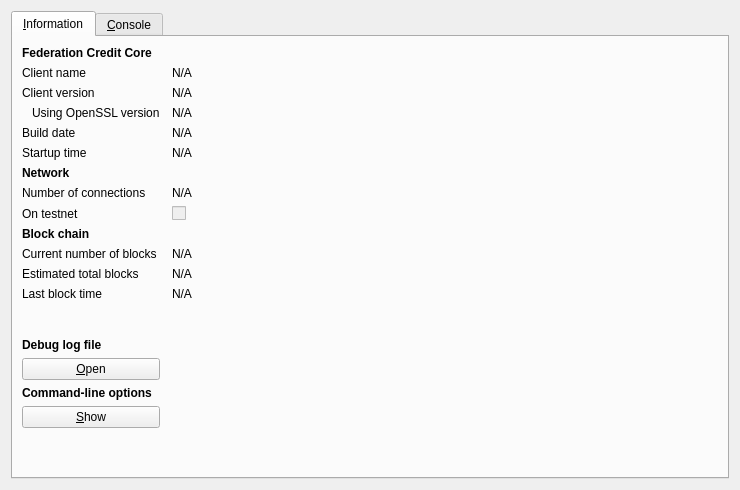
The window that src/qt/forms/rpcconsole.ui (scificryptocoin/Federation-Credits) describes before a commit, drawn with Qt 5.
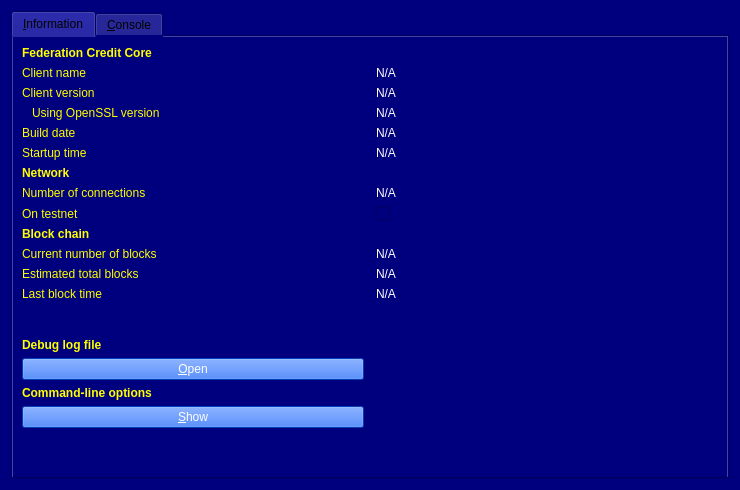
The same window after the commit. The open tabs and pages were chosen to show the change. Icons and pictures are not drawn.

```diff
--- a/src/qt/forms/rpcconsole.ui
+++ b/src/qt/forms/rpcconsole.ui
@@ -13,6 +13,10 @@
   <property name="windowTitle">
    <string>Federation Credit - Debug window</string>
   </property>
+  <property name="styleSheet">
+   <string notr="true">background-color: rgb(0, 0, 127);
+</string>
+  </property>
   <layout class="QVBoxLayout" name="verticalLayout_2">
    <item>
     <widget class="QTabWidget" name="tabWidget">
@@ -23,35 +27,31 @@
       <attribute name="title">
        <string>&amp;Information</string>
       </attribute>
-      <layout class="QGridLayout" name="gridLayout" columnstretch="0,1">
+      <layout class="QGridLayout" name="gridLayout" columnstretch="0,0">
        <property name="horizontalSpacing">
         <number>12</number>
        </property>
-       <item row="0" column="0">
-        <widget class="QLabel" name="label_9">
-         <property name="font">
-          <font>
-           <weight>75</weight>
-           <bold>true</bold>
-          </font>
+       <item row="18" column="0">
+        <spacer name="verticalSpacer">
+         <property name="orientation">
+          <enum>Qt::Vertical</enum>
          </property>
-         <property name="text">
-          <string>Federation Credit Core</string>
+         <property name="sizeHint" stdset="0">
+          <size>
+           <width>20</width>
+           <height>40</height>
+          </size>
          </property>
-        </widget>
-       </item>
-       <item row="1" column="0">
-        <widget class="QLabel" name="label_5">
-         <property name="text">
-          <string>Client name</string>
-         </property>
-        </widget>
+        </spacer>
        </item>
        <item row="1" column="1">
         <widget class="QLabel" name="clientName">
          <property name="cursor">
           <cursorShape>IBeamCursor</cursorShape>
          </property>
+         <property name="styleSheet">
+          <string notr="true">color: rgb(255, 255, 255);</string>
+         </property>
          <property name="text">
           <string>N/A</string>
          </property>
@@ -63,17 +63,69 @@
          </property>
         </widget>
        </item>
-       <item row="2" column="0">
-        <widget class="QLabel" name="label_6">
+       <item row="8" column="0">
+        <widget class="QLabel" name="label_8">
+         <property name="styleSheet">
+          <string notr="true">color: rgb(255, 255, 0);</string>
+         </property>
          <property name="text">
-          <string>Client version</string>
+          <string>On testnet</string>
          </property>
         </widget>
        </item>
-       <item row="2" column="1">
-        <widget class="QLabel" name="clientVersion">
+       <item row="4" column="1">
+        <widget class="QLabel" name="buildDate">
          <property name="cursor">
           <cursorShape>IBeamCursor</cursorShape>
+         </property>
+         <property name="styleSheet">
+          <string notr="true">color: rgb(255, 255, 255);</string>
+         </property>
+         <property name="text">
+          <string>N/A</string>
+         </property>
+         <property name="textFormat">
+          <enum>Qt::PlainText</enum>
+         </property>
+         <property name="textInteractionFlags">
+          <set>Qt::LinksAccessibleByMouse|Qt::TextSelectableByKeyboard|Qt::TextSelectableByMouse</set>
+         </property>
+        </widget>
+       </item>
+       <item row="12" column="0">
+        <widget class="QLabel" name="label_2">
+         <property name="styleSheet">
+          <string notr="true">color: rgb(255, 255, 0);</string>
+         </property>
+         <property name="text">
+          <string>Last block time</string>
+         </property>
+        </widget>
+       </item>
+       <item row="17" column="0">
+        <widget class="QPushButton" name="showCLOptionsButton">
+         <property name="toolTip">
+          <string>Show the Blakecoin-Qt help message to get a list with possible Bitcoin command-line options.</string>
+         </property>
+         <property name="styleSheet">
+          <string notr="true">background-color: rgb(0, 85, 255);
+color: rgb(255, 255, 255);</string>
+         </property>
+         <property name="text">
+          <string>&amp;Show</string>
+         </property>
+         <property name="autoDefault">
+          <bool>false</bool>
+         </property>
+        </widget>
+       </item>
+       <item row="5" column="1">
+        <widget class="QLabel" name="startupTime">
+         <property name="cursor">
+          <cursorShape>IBeamCursor</cursorShape>
+         </property>
+         <property name="styleSheet">
+          <string notr="true">color: rgb(255, 255, 255);</string>
          </property>
          <property name="text">
           <string>N/A</string>
@@ -88,6 +140,9 @@
        </item>
        <item row="3" column="0">
         <widget class="QLabel" name="label_14">
+         <property name="styleSheet">
+          <string notr="true">color: rgb(255, 255, 0);</string>
+         </property>
          <property name="text">
           <string>Using OpenSSL version</string>
          </property>
@@ -96,11 +151,107 @@
          </property>
         </widget>
        </item>
+       <item row="10" column="1">
+        <widget class="QLabel" name="numberOfBlocks">
+         <property name="cursor">
+          <cursorShape>IBeamCursor</cursorShape>
+         </property>
+         <property name="styleSheet">
+          <string notr="true">color: rgb(255, 255, 255);</string>
+         </property>
+         <property name="text">
+          <string>N/A</string>
+         </property>
+         <property name="textFormat">
+          <enum>Qt::PlainText</enum>
+         </property>
+         <property name="textInteractionFlags">
+          <set>Qt::LinksAccessibleByMouse|Qt::TextSelectableByKeyboard|Qt::TextSelectableByMouse</set>
+         </property>
+        </widget>
+       </item>
+       <item row="10" column="0">
+        <widget class="QLabel" name="label_3">
+         <property name="styleSheet">
+          <string notr="true">color: rgb(255, 255, 0);</string>
+         </property>
+         <property name="text">
+          <string>Current number of blocks</string>
+         </property>
+        </widget>
+       </item>
        <item row="3" column="1">
         <widget class="QLabel" name="openSSLVersion">
          <property name="cursor">
           <cursorShape>IBeamCursor</cursorShape>
          </property>
+         <property name="styleSheet">
+          <string notr="true">color: rgb(255, 255, 255);</string>
+         </property>
+         <property name="text">
+          <string>N/A</string>
+         </property>
+         <property name="textFormat">
+          <enum>Qt::PlainText</enum>
+         </property>
+         <property name="textInteractionFlags">
+          <set>Qt::LinksAccessibleByMouse|Qt::TextSelectableByKeyboard|Qt::TextSelectableByMouse</set>
+         </property>
+        </widget>
+       </item>
+       <item row="1" column="0">
+        <widget class="QLabel" name="label_5">
+         <property name="styleSheet">
+          <string notr="true">color: rgb(255, 255, 0);</string>
+         </property>
+         <property name="text">
+          <string>Client name</string>
+         </property>
+        </widget>
+       </item>
+       <item row="11" column="1">
+        <widget class="QLabel" name="totalBlocks">
+         <property name="cursor">
+          <cursorShape>IBeamCursor</cursorShape>
+         </property>
+         <property name="styleSheet">
+          <string notr="true">color: rgb(255, 255, 255);</string>
+         </property>
+         <property name="text">
+          <string>N/A</string>
+         </property>
+         <property name="textFormat">
+          <enum>Qt::PlainText</enum>
+         </property>
+         <property name="textInteractionFlags">
+          <set>Qt::LinksAccessibleByMouse|Qt::TextSelectableByKeyboard|Qt::TextSelectableByMouse</set>
+         </property>
+        </widget>
+       </item>
+       <item row="14" column="0">
+        <widget class="QLabel" name="labelDebugLogfile">
+         <property name="font">
+          <font>
+           <weight>75</weight>
+           <bold>true</bold>
+          </font>
+         </property>
+         <property name="styleSheet">
+          <string notr="true">color: rgb(255, 255, 0);</string>
+         </property>
+         <property name="text">
+          <string>Debug log file</string>
+         </property>
+        </widget>
+       </item>
+       <item row="7" column="1">
+        <widget class="QLabel" name="numberOfConnections">
+         <property name="cursor">
+          <cursorShape>IBeamCursor</cursorShape>
+         </property>
+         <property name="styleSheet">
+          <string notr="true">color: rgb(255, 255, 255);</string>
+         </property>
          <property name="text">
           <string>N/A</string>
          </property>
@@ -114,16 +265,22 @@
        </item>
        <item row="4" column="0">
         <widget class="QLabel" name="label_12">
+         <property name="styleSheet">
+          <string notr="true">color: rgb(255, 255, 0);</string>
+         </property>
          <property name="text">
           <string>Build date</string>
          </property>
         </widget>
        </item>
-       <item row="4" column="1">
-        <widget class="QLabel" name="buildDate">
+       <item row="12" column="1">
+        <widget class="QLabel" name="lastBlockTime">
          <property name="cursor">
           <cursorShape>IBeamCursor</cursorShape>
          </property>
+         <property name="styleSheet">
+          <string notr="true">color: rgb(255, 255, 255);</string>
+         </property>
          <property name="text">
           <string>N/A</string>
          </property>
@@ -137,16 +294,71 @@
        </item>
        <item row="5" column="0">
         <widget class="QLabel" name="label_13">
+         <property name="styleSheet">
+          <string notr="true">color: rgb(255, 255, 0);</string>
+         </property>
          <property name="text">
           <string>Startup time</string>
          </property>
         </widget>
        </item>
-       <item row="5" column="1">
-        <widget class="QLabel" name="startupTime">
+       <item row="8" column="1">
+        <widget class="QCheckBox" name="isTestNet">
+         <property name="enabled">
+          <bool>false</bool>
+         </property>
+         <property name="text">
+          <string/>
+         </property>
+        </widget>
+       </item>
+       <item row="13" column="0">
+        <spacer name="verticalSpacer_2">
+         <property name="orientation">
+          <enum>Qt::Vertical</enum>
+         </property>
+         <property name="sizeHint" stdset="0">
+          <size>
+           <width>20</width>
+           <height>20</height>
+          </size>
+         </property>
+        </spacer>
+       </item>
+       <item row="2" column="0">
+        <widget class="QLabel" name="label_6">
+         <property name="styleSheet">
+          <string notr="true">color: rgb(255, 255, 0);</string>
+         </property>
+         <property name="text">
+          <string>Client version</string>
+         </property>
+        </widget>
+       </item>
+       <item row="16" column="0">
+        <widget class="QLabel" name="labelCLOptions">
+         <property name="font">
+          <font>
+           <weight>75</weight>
+           <bold>true</bold>
+          </font>
+         </property>
+         <property name="styleSheet">
+          <string notr="true">color: rgb(255, 255, 0);</string>
+         </property>
+         <property name="text">
+          <string>Command-line options</string>
+         </property>
+        </widget>
+       </item>
+       <item row="2" column="1">
+        <widget class="QLabel" name="clientVersion">
          <property name="cursor">
           <cursorShape>IBeamCursor</cursorShape>
          </property>
+         <property name="styleSheet">
+          <string notr="true">color: rgb(255, 255, 255);</string>
+         </property>
          <property name="text">
           <string>N/A</string>
          </property>
@@ -166,6 +378,9 @@
            <bold>true</bold>
           </font>
          </property>
+         <property name="styleSheet">
+          <string notr="true">color: rgb(255, 255, 0);</string>
+         </property>
          <property name="text">
           <string>Network</string>
          </property>
@@ -173,44 +388,14 @@
        </item>
        <item row="7" column="0">
         <widget class="QLabel" name="label_7">
+         <property name="styleSheet">
+          <string notr="true">color: rgb(255, 255, 0);</string>
+         </property>
          <property name="text">
           <string>Number of connections</string>
          </property>
         </widget>
        </item>
-       <item row="7" column="1">
-        <widget class="QLabel" name="numberOfConnections">
-         <property name="cursor">
-          <cursorShape>IBeamCursor</cursorShape>
-         </property>
-         <property name="text">
-          <string>N/A</string>
-         </property>
-         <property name="textFormat">
-          <enum>Qt::PlainText</enum>
-         </property>
-         <property name="textInteractionFlags">
-          <set>Qt::LinksAccessibleByMouse|Qt::TextSelectableByKeyboard|Qt::TextSelectableByMouse</set>
-         </property>
-        </widget>
-       </item>
-       <item row="8" column="0">
-        <widget class="QLabel" name="label_8">
-         <property name="text">
-          <string>On testnet</string>
-         </property>
-        </widget>
-       </item>
-       <item row="8" column="1">
-        <widget class="QCheckBox" name="isTestNet">
-         <property name="enabled">
-          <bool>false</bool>
-         </property>
-         <property name="text">
-          <string/>
-         </property>
-        </widget>
-       </item>
        <item row="9" column="0">
         <widget class="QLabel" name="label_10">
          <property name="font">
@@ -219,103 +404,27 @@
            <bold>true</bold>
           </font>
          </property>
+         <property name="styleSheet">
+          <string notr="true">color: rgb(255, 255, 0);</string>
+         </property>
          <property name="text">
           <string>Block chain</string>
          </property>
         </widget>
        </item>
-       <item row="10" column="0">
-        <widget class="QLabel" name="label_3">
-         <property name="text">
-          <string>Current number of blocks</string>
-         </property>
-        </widget>
-       </item>
-       <item row="10" column="1">
-        <widget class="QLabel" name="numberOfBlocks">
-         <property name="cursor">
-          <cursorShape>IBeamCursor</cursorShape>
-         </property>
-         <property name="text">
-          <string>N/A</string>
-         </property>
-         <property name="textFormat">
-          <enum>Qt::PlainText</enum>
-         </property>
-         <property name="textInteractionFlags">
-          <set>Qt::LinksAccessibleByMouse|Qt::TextSelectableByKeyboard|Qt::TextSelectableByMouse</set>
-         </property>
-        </widget>
-       </item>
-       <item row="11" column="0">
-        <widget class="QLabel" name="label_4">
-         <property name="text">
-          <string>Estimated total blocks</string>
-         </property>
-        </widget>
-       </item>
-       <item row="11" column="1">
-        <widget class="QLabel" name="totalBlocks">
-         <property name="cursor">
-          <cursorShape>IBeamCursor</cursorShape>
-         </property>
-         <property name="text">
-          <string>N/A</string>
-         </property>
-         <property name="textFormat">
-          <enum>Qt::PlainText</enum>
-         </property>
-         <property name="textInteractionFlags">
-          <set>Qt::LinksAccessibleByMouse|Qt::TextSelectableByKeyboard|Qt::TextSelectableByMouse</set>
-         </property>
-        </widget>
-       </item>
-       <item row="12" column="0">
-        <widget class="QLabel" name="label_2">
-         <property name="text">
-          <string>Last block time</string>
-         </property>
-        </widget>
-       </item>
-       <item row="12" column="1">
-        <widget class="QLabel" name="lastBlockTime">
-         <property name="cursor">
-          <cursorShape>IBeamCursor</cursorShape>
-         </property>
-         <property name="text">
-          <string>N/A</string>
-         </property>
-         <property name="textFormat">
-          <enum>Qt::PlainText</enum>
-         </property>
-         <property name="textInteractionFlags">
-          <set>Qt::LinksAccessibleByMouse|Qt::TextSelectableByKeyboard|Qt::TextSelectableByMouse</set>
-         </property>
-        </widget>
-       </item>
-       <item row="13" column="0">
-        <spacer name="verticalSpacer_2">
-         <property name="orientation">
-          <enum>Qt::Vertical</enum>
-         </property>
-         <property name="sizeHint" stdset="0">
-          <size>
-           <width>20</width>
-           <height>20</height>
-          </size>
-         </property>
-        </spacer>
-       </item>
-       <item row="14" column="0">
-        <widget class="QLabel" name="labelDebugLogfile">
+       <item row="0" column="0">
+        <widget class="QLabel" name="label_9">
          <property name="font">
           <font>
            <weight>75</weight>
            <bold>true</bold>
           </font>
          </property>
+         <property name="styleSheet">
+          <string notr="true">color: rgb(255, 255, 0);</string>
+         </property>
          <property name="text">
-          <string>Debug log file</string>
+          <string>Federation Credit Core</string>
          </property>
         </widget>
        </item>
@@ -324,6 +433,10 @@
          <property name="toolTip">
           <string>Open the Blakecoin debug log file from the current data directory. This can take a few seconds for large log files.</string>
          </property>
+         <property name="styleSheet">
+          <string notr="true">background-color: rgb(0, 85, 255);
+color: rgb(255, 255, 255);</string>
+         </property>
          <property name="text">
           <string>&amp;Open</string>
          </property>
@@ -332,45 +445,16 @@
          </property>
         </widget>
        </item>
-       <item row="16" column="0">
-        <widget class="QLabel" name="labelCLOptions">
-         <property name="font">
-          <font>
-           <weight>75</weight>
-           <bold>true</bold>
-          </font>
+       <item row="11" column="0">
+        <widget class="QLabel" name="label_4">
+         <property name="styleSheet">
+          <string notr="true">color: rgb(255, 255, 0);</string>
          </property>
          <property name="text">
-          <string>Command-line options</string>
+          <string>Estimated total blocks</string>
          </property>
         </widget>
        </item>
-       <item row="17" column="0">
-        <widget class="QPushButton" name="showCLOptionsButton">
-         <property name="toolTip">
-          <string>Show the Blakecoin-Qt help message to get a list with possible Bitcoin command-line options.</string>
-         </property>
-         <property name="text">
-          <string>&amp;Show</string>
-         </property>
-         <property name="autoDefault">
-          <bool>false</bool>
-         </property>
-        </widget>
-       </item>
-       <item row="18" column="0">
-        <spacer name="verticalSpacer">
-         <property name="orientation">
-          <enum>Qt::Vertical</enum>
-         </property>
-         <property name="sizeHint" stdset="0">
-          <size>
-           <width>20</width>
-           <height>40</height>
-          </size>
-         </property>
-        </spacer>
-       </item>
       </layout>
      </widget>
      <widget class="QWidget" name="tab_console">
```
Left out of the diff: 13 changed lines with no effect on the pictures.
